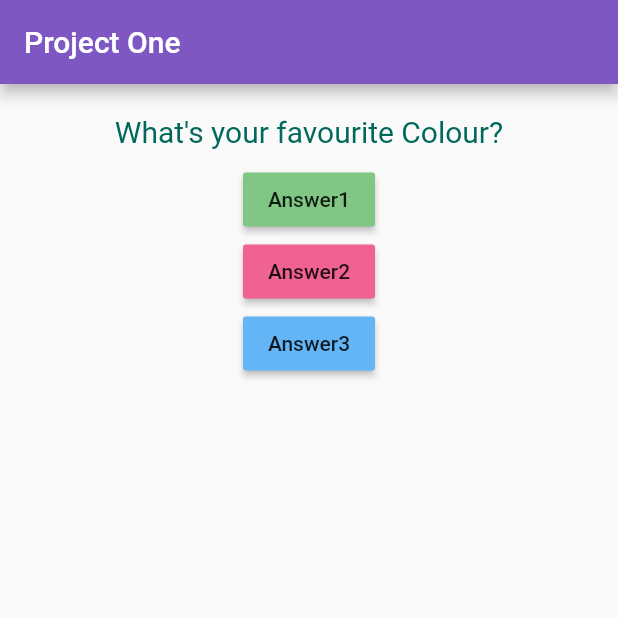
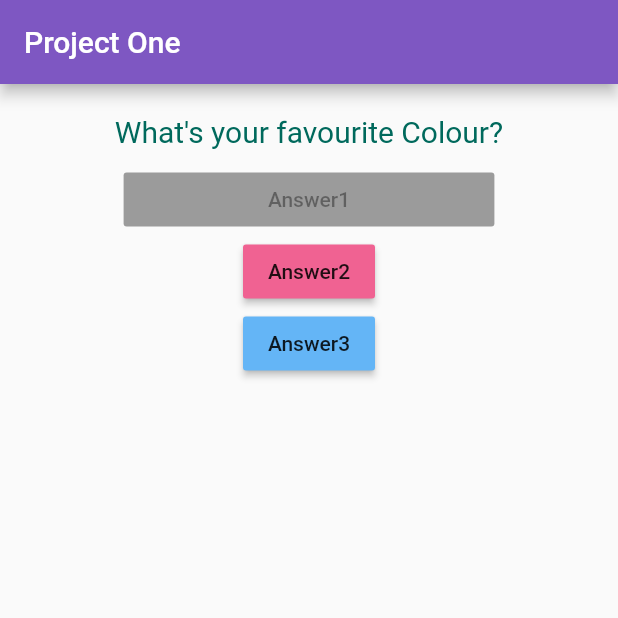
Before and after one commit to ETNINJA/learning, a Flutter app: the screen it shows after launch, on a phone screen of 412 x 824 dp, the top half of it. Run offline on Flutter 3.47's test engine with Material 2 defaults, Android fonts, the phone set to English and light mode, and no system bars.

Commit message:
Answer class and MediaQuery in container

```diff
--- a/app_1/lib/screens/homepage.dart
+++ b/app_1/lib/screens/homepage.dart
@@ -1,6 +1,7 @@
 import 'package:flutter/material.dart';
 
 import 'package:app_1/widgets/question.dart';
+import 'package:app_1/widgets/answer.dart';
 
 class Homepage extends StatefulWidget {
   @override
@@ -34,10 +35,7 @@ class _HomepageState extends State<Homepage> {
         child: Column(
           children: [
             Question(questions[_questionIndex]), // constructor
-            RaisedButton(
-                child: Text('Answer1'),
-                onPressed: _answerQuestion, // pointer
-                color: Colors.green[300]),
+            Answer(), // using the class Answer -> Raised Button
             RaisedButton(
                 child: Text('Answer2'),
                 onPressed: () => _answerQuestion(),
--- /dev/null
+++ b/app_1/lib/widgets/answer.dart
@@ -0,0 +1,14 @@
+import 'package:flutter/material.dart';
+
+class Answer extends StatelessWidget {
+  @override
+  Widget build(BuildContext context) {
+    return Container(
+      width: MediaQuery.of(context).size.width * 0.60,
+      child: RaisedButton(
+          child: Text('Answer1'),
+          onPressed: null, // pointer
+          color: Colors.green[300]),
+    );
+  }
+}
```
Also changed, not shown: 1 other file.
